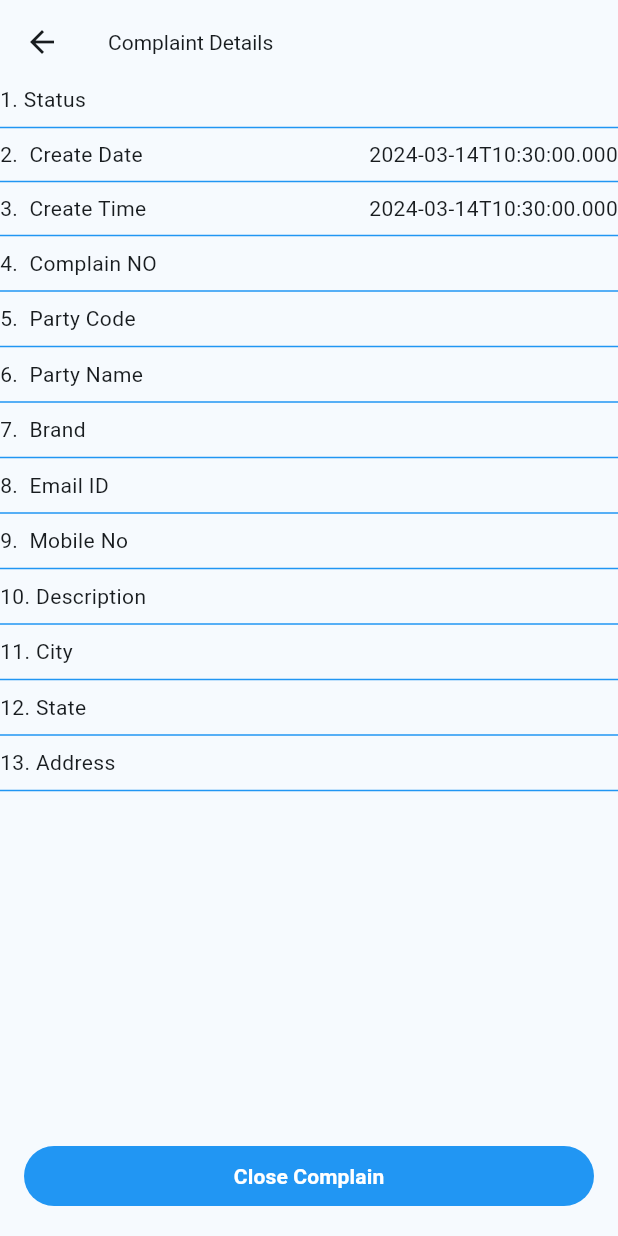
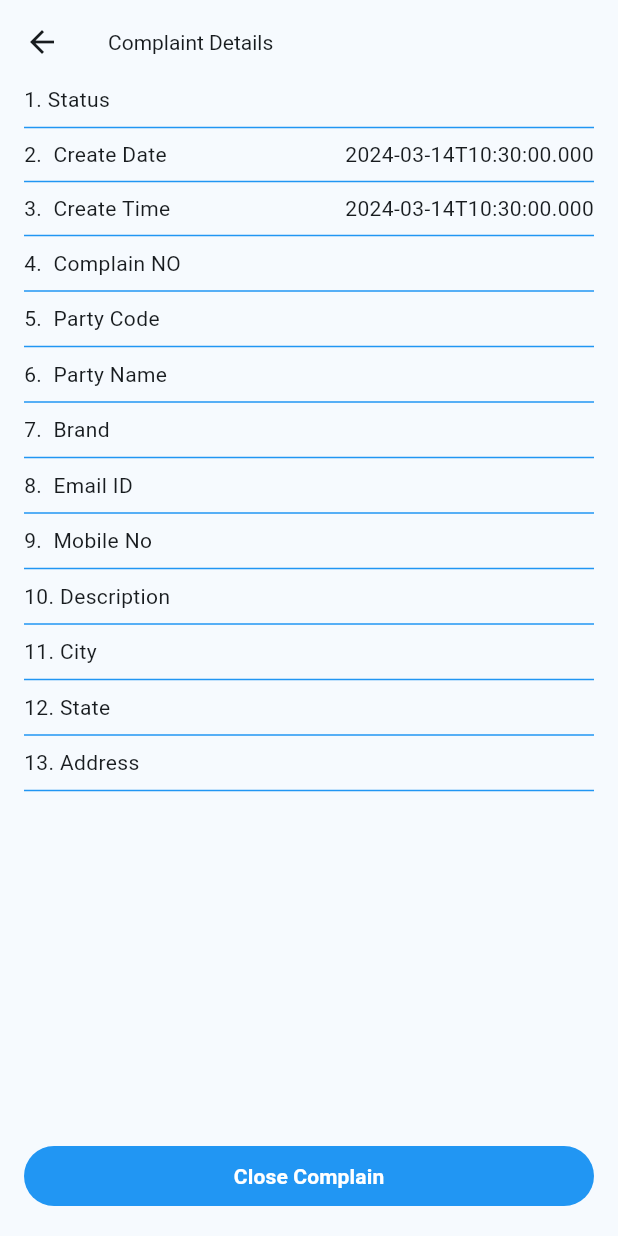
Before and after one commit to guddulawaniya/complain_close_flutter, a Flutter app: the complaine_details screen opened directly with empty values, on a phone screen of 412 x 824 dp. Run offline on Flutter 3.47's test engine with Material 3 defaults, Android fonts, the phone set to English and light mode, and no system bars; our stand-ins replace fluttertoast, lottie, page_transition; missing offline and left inert: flutter_splash_screen.

Commit message:
some change after update like card color

```diff
--- a/lib/Current_page.dart
+++ b/lib/Current_page.dart
@@ -93,6 +93,7 @@ class _currentpageState extends State<currentpage> {
                               vertical: 8,
                             ),
                             color: Colors.white,
+                            surfaceTintColor: Colors.white,
                             child: Padding(
                               padding: EdgeInsets.all(8.0),
                               child: Row(
--- a/lib/Total_complain_page.dart
+++ b/lib/Total_complain_page.dart
@@ -81,6 +81,7 @@ class _total_complainState extends State<total_complain> {
                           horizontal: 16,
                           vertical: 8,
                         ),
+                        surfaceTintColor: Colors.white,
                         color: Colors.white,
                         child: Padding(
                           padding: EdgeInsets.all(8.0),
--- a/lib/complain_details.dart
+++ b/lib/complain_details.dart
@@ -35,13 +35,8 @@ class complaine_details extends StatelessWidget {
         child: Column(
           children: [
             Flexible(
-              child: Column(
-                children: [
-                  Column(
-                    children: [
-                      Row(
-                        children: [
-                          Flexible(
+              child: Container(
+                margin: EdgeInsets.only(left: 16,right: 16),
                 child: Column(
                   children: [
                     Row(
@@ -56,39 +51,31 @@ class complaine_details extends StatelessWidget {
                       mainAxisAlignment: MainAxisAlignment.spaceBetween,
                       children: [
                         Text('2.  Create Date '),
-                                    Text(data['create_date'] ??
-                                        'Value not available'),
+                        Text(data['create_date'] ?? 'Value not available'),
                       ],
                     ),
                     customDivider(),
-
                     Row(
                       mainAxisAlignment: MainAxisAlignment.spaceBetween,
                       children: [
                         Text('3.  Create Time '),
-                                    Text(data['create_time'] ??
-                                        'Value not available'),
+                        Text(data['create_time'] ?? 'Value not available'),
                       ],
                     ),
-
                     customDivider(),
                     Row(
                       mainAxisAlignment: MainAxisAlignment.spaceBetween,
                       children: [
                         Text('4.  Complain NO '),
-                                    Text(data['compliant_no'] ??
-                                        'Value not available'),
+                        Text(data['compliant_no'] ?? 'Value not available'),
                       ],
                     ),
-
-
                     customDivider(),
                     Row(
                       mainAxisAlignment: MainAxisAlignment.spaceBetween,
                       children: [
                         Text('5.  Party Code '),
-                                    Text(data['party_code'] ??
-                                        'Value not available'),
+                        Text(data['party_code'] ?? 'Value not available'),
                       ],
                     ),
                     customDivider(),
@@ -96,8 +83,7 @@ class complaine_details extends StatelessWidget {
                       mainAxisAlignment: MainAxisAlignment.spaceBetween,
                       children: [
                         Text('6.  Party Name '),
-                                    Text(data['party_id'] ??
-                                        'Value not available'),
+                        Text(data['party_id'] ?? 'Value not available'),
                       ],
                     ),
                     customDivider(),
@@ -105,8 +91,7 @@ class complaine_details extends StatelessWidget {
                       mainAxisAlignment: MainAxisAlignment.spaceBetween,
                       children: [
                         Text('7.  Brand '),
-                                    Text(data['brand_id'] ??
-                                        'Value not available'),
+                        Text(data['brand_id'] ?? 'Value not available'),
                       ],
                     ),
                     customDivider(),
@@ -114,8 +99,7 @@ class complaine_details extends StatelessWidget {
                       mainAxisAlignment: MainAxisAlignment.spaceBetween,
                       children: [
                         Text('8.  Email ID '),
-                                    Text(data['email'] ??
-                                        'Value not available'),
+                        Text(data['email'] ?? 'Value not available'),
                       ],
                     ),
                     customDivider(),
@@ -123,18 +107,15 @@ class complaine_details extends StatelessWidget {
                       mainAxisAlignment: MainAxisAlignment.spaceBetween,
                       children: [
                         Text('9.  Mobile No'),
-                                    Text(data['phone'] ??
-                                        'Value not available'),
+                        Text(data['phone'] ?? 'Value not available'),
                       ],
                     ),
-
                     customDivider(),
                     Row(
                       mainAxisAlignment: MainAxisAlignment.spaceBetween,
                       children: [
                         Text('10. Description'),
-                                    Text(data['complaint'] ??
-                                        'Value not available'),
+                        Text(data['complaint'] ?? 'Value not available'),
                       ],
                     ),
                     customDivider(),
@@ -142,18 +123,15 @@ class complaine_details extends StatelessWidget {
                       mainAxisAlignment: MainAxisAlignment.spaceBetween,
                       children: [
                         Text('11. City'),
-                                    Text(data['city_id'] ??
-                                        'Value not available'),
+                        Text(data['city_id'] ?? 'Value not available'),
                       ],
                     ),
-
                     customDivider(),
                     Row(
                       mainAxisAlignment: MainAxisAlignment.spaceBetween,
                       children: [
                         Text('12. State'),
-                                    Text(data['state'] ??
-                                        'Value not available'),
+                        Text(data['state'] ?? 'Value not available'),
                       ],
                     ),
                     customDivider(),
@@ -161,19 +139,12 @@ class complaine_details extends StatelessWidget {
                       mainAxisAlignment: MainAxisAlignment.spaceBetween,
                       children: [
                         Text('13. Address'),
-                                    Text(data['address'] ??
-                                        'Value not available'),
+                        Text(data['address'] ?? 'Value not available'),
                       ],
                     ),
                     customDivider(),
                   ],
                 ),
-                          ),
-                        ],
-                      ),
-                    ],
-                  ),
-                ],
               ),
             ),
             Container(
@@ -185,8 +156,7 @@ class complaine_details extends StatelessWidget {
                       child: TextButton(
                         style: ButtonStyle(
                           backgroundColor:
-                          MaterialStateProperty.all<Color>(
-                              Colors.blue),
+                              MaterialStateProperty.all<Color>(Colors.blue),
                         ),
                         onPressed: () {
                           Navigator.push(
```
Also changed, not shown: lib/main.dart (+19 -23 lines). Lines whose indentation alone changed are shown as unchanged.
